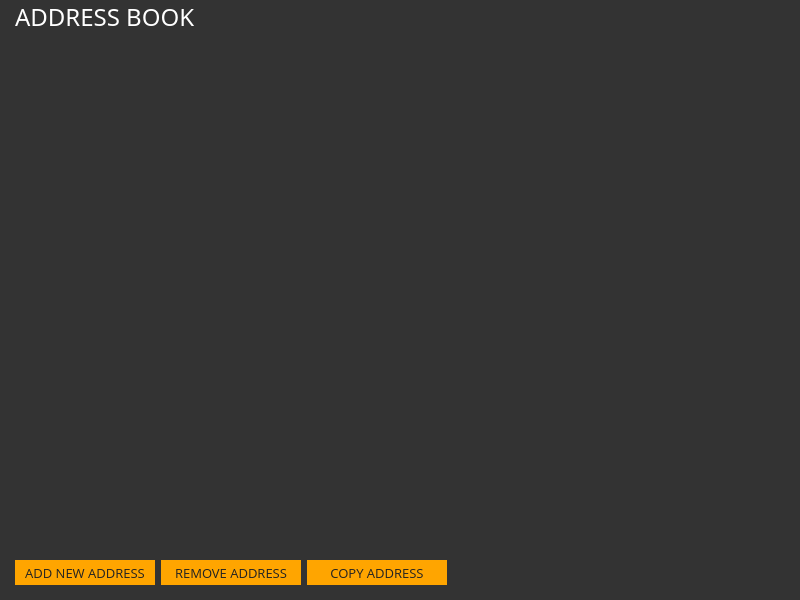
Before: the Qt Designer form src/gui/ui/addressbookframe.ui in ConcealNetwork/conceal-desktop, drawn with Qt 5.
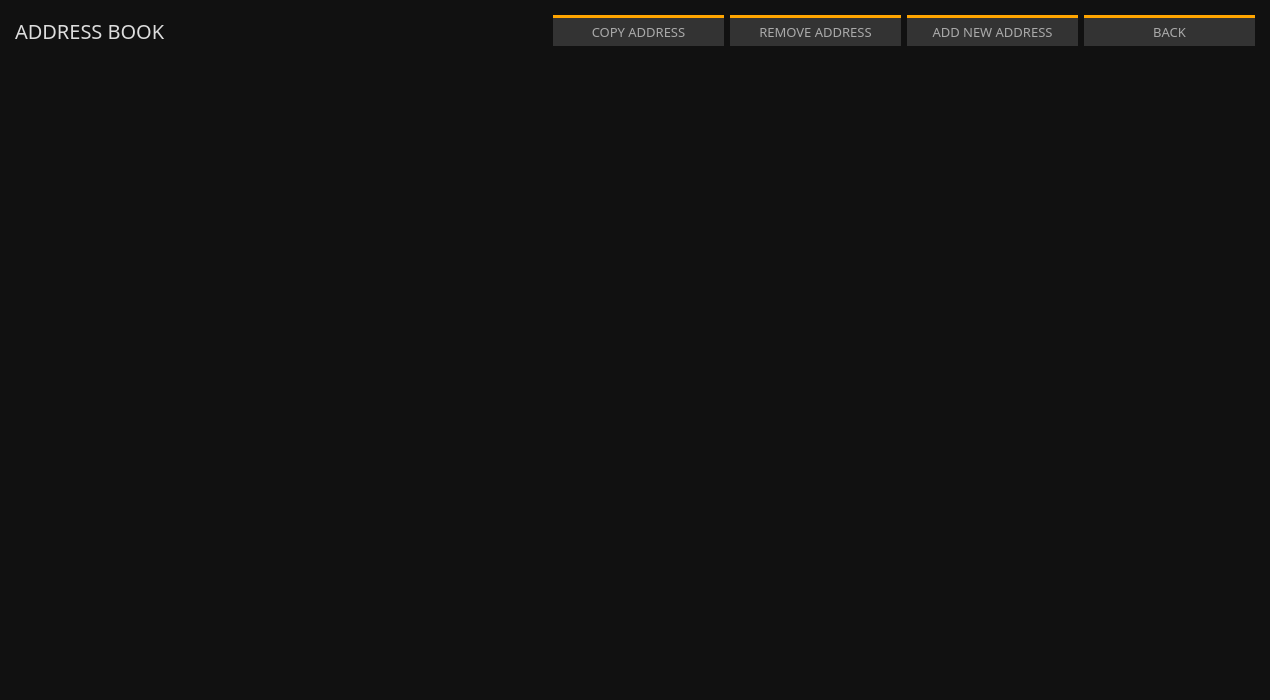
After: the same form once the commit is applied.

The edit to the form file:
```diff
--- a/src/gui/ui/addressbookframe.ui
+++ b/src/gui/ui/addressbookframe.ui
@@ -6,14 +6,20 @@
    <rect>
     <x>0</x>
     <y>0</y>
-    <width>800</width>
-    <height>600</height>
+    <width>1270</width>
+    <height>700</height>
    </rect>
   </property>
+  <property name="sizePolicy">
+   <sizepolicy hsizetype="Preferred" vsizetype="Preferred">
+    <horstretch>0</horstretch>
+    <verstretch>0</verstretch>
+   </sizepolicy>
+  </property>
   <property name="minimumSize">
    <size>
-    <width>800</width>
-    <height>600</height>
+    <width>1270</width>
+    <height>700</height>
    </size>
   </property>
   <property name="maximumSize">
@@ -24,7 +30,7 @@
   </property>
   <property name="font">
    <font>
-    <family>Open Sans</family>
+    <family>Poppins</family>
     <pointsize>9</pointsize>
    </font>
   </property>
@@ -32,9 +38,9 @@
    <string>Frame</string>
   </property>
   <property name="styleSheet">
-   <string notr="true">color: #e5e5e5;
+   <string notr="true">color: #aaa;
 border: 0px;
-background-color: #333;</string>
+background-color: #111;</string>
   </property>
   <property name="frameShape">
    <enum>QFrame::NoFrame</enum>
@@ -47,7 +53,7 @@
     <number>15</number>
    </property>
    <property name="topMargin">
-    <number>0</number>
+    <number>5</number>
    </property>
    <property name="rightMargin">
     <number>15</number>
@@ -56,40 +62,183 @@
     <number>15</number>
    </property>
    <item>
-    <widget class="QLabel" name="label">
-     <property name="font">
-      <font>
-       <family>Oswald</family>
-       <pointsize>18</pointsize>
-      </font>
+    <layout class="QHBoxLayout" name="horizontalLayout_2">
+     <property name="topMargin">
+      <number>10</number>
      </property>
-     <property name="styleSheet">
-      <string notr="true">color: white;</string>
+     <property name="bottomMargin">
+      <number>10</number>
      </property>
-     <property name="text">
-      <string>ADDRESS BOOK</string>
-     </property>
-    </widget>
+     <item>
+      <widget class="QLabel" name="label">
+       <property name="font">
+        <font>
+         <family>Poppins</family>
+         <pointsize>-1</pointsize>
+        </font>
+       </property>
+       <property name="styleSheet">
+        <string notr="true">color: #ddd; 
+font-size: 20px;
+font-family: Poppins;</string>
+       </property>
+       <property name="text">
+        <string>ADDRESS BOOK</string>
+       </property>
+      </widget>
+     </item>
+     <item>
+      <widget class="QPushButton" name="m_copyAddressButton">
+       <property name="enabled">
+        <bool>false</bool>
+       </property>
+       <property name="minimumSize">
+        <size>
+         <width>171</width>
+         <height>31</height>
+        </size>
+       </property>
+       <property name="maximumSize">
+        <size>
+         <width>171</width>
+         <height>31</height>
+        </size>
+       </property>
+       <property name="font">
+        <font>
+         <family>Poppins</family>
+         <pointsize>-1</pointsize>
+        </font>
+       </property>
+       <property name="styleSheet">
+        <string notr="true">color: #aaa; 
+background-color: #333; 
+border-top: 3px solid orange; 
+font-size: 13px;
+font-family: Poppins;</string>
+       </property>
+       <property name="text">
+        <string>COPY ADDRESS</string>
+       </property>
+      </widget>
+     </item>
+     <item>
+      <widget class="QPushButton" name="m_deleteAddressButton">
+       <property name="enabled">
+        <bool>false</bool>
+       </property>
+       <property name="minimumSize">
+        <size>
+         <width>171</width>
+         <height>31</height>
+        </size>
+       </property>
+       <property name="maximumSize">
+        <size>
+         <width>171</width>
+         <height>31</height>
+        </size>
+       </property>
+       <property name="font">
+        <font>
+         <family>Poppins</family>
+         <pointsize>-1</pointsize>
+        </font>
+       </property>
+       <property name="styleSheet">
+        <string notr="true">color: #aaa; 
+background-color: #333; 
+border-top: 3px solid orange; 
+font-size: 13px;
+font-family: Poppins;</string>
+       </property>
+       <property name="text">
+        <string>REMOVE ADDRESS</string>
+       </property>
+      </widget>
+     </item>
+     <item>
+      <widget class="QPushButton" name="m_addAddressButton">
+       <property name="minimumSize">
+        <size>
+         <width>171</width>
+         <height>31</height>
+        </size>
+       </property>
+       <property name="maximumSize">
+        <size>
+         <width>171</width>
+         <height>31</height>
+        </size>
+       </property>
+       <property name="font">
+        <font>
+         <family>Poppins</family>
+         <pointsize>-1</pointsize>
+        </font>
+       </property>
+       <property name="styleSheet">
+        <string notr="true">color: #aaa; 
+background-color: #333; 
+border-top: 3px solid orange; 
+font-size: 13px;
+font-family: Poppins;</string>
+       </property>
+       <property name="text">
+        <string>ADD NEW ADDRESS</string>
+       </property>
+      </widget>
+     </item>
+     <item>
+      <widget class="QPushButton" name="m_backButton">
+       <property name="maximumSize">
+        <size>
+         <width>171</width>
+         <height>31</height>
+        </size>
+       </property>
+       <property name="font">
+        <font>
+         <family>Poppins</family>
+         <pointsize>-1</pointsize>
+        </font>
+       </property>
+       <property name="styleSheet">
+        <string notr="true">color: #aaa; 
+background-color: #333; 
+border-top: 3px solid orange; 
+font-size: 13px;
+font-family: Poppins;</string>
+       </property>
+       <property name="text">
+        <string>BACK</string>
+       </property>
+      </widget>
+     </item>
+    </layout>
    </item>
    <item>
     <widget class="QTreeView" name="m_addressBookView">
      <property name="minimumSize">
       <size>
-       <width>760</width>
-       <height>300</height>
+       <width>1270</width>
+       <height>550</height>
       </size>
      </property>
      <property name="font">
       <font>
-       <family>Open Sans</family>
-       <pointsize>9</pointsize>
+       <family>Poppins</family>
+       <pointsize>10</pointsize>
       </font>
      </property>
      <property name="styleSheet">
       <string notr="true">QHeaderView::section {
-background-color: #555; color: #ffff;
-    font: 13px;
+background-color: #222; 
+   color: #aaa;
+font-family: Poppins;
+    font-size: 12px;
     border: 0px solid white;
+border-bottom: 1px solid orange;
    height: 30px;
 
 }
@@ -97,11 +246,21 @@
 QTreeView::item
 {
     font: 10px;
-    color: #ddd;
+    color: #999;
     height: 30px;
+}
 
+QTreeView::branch:selected {
+  background-color: orange;
+  color: black;
+}
 
-}</string>
+QWidget:item:selected {
+  background-color: #111;
+  color: #999;
+}
+
+</string>
      </property>
      <property name="frameShape">
       <enum>QFrame::NoFrame</enum>
@@ -136,113 +295,6 @@
      </property>
     </spacer>
    </item>
-   <item>
-    <layout class="QHBoxLayout" name="horizontalLayout">
-     <item>
-      <widget class="QPushButton" name="m_addAddressButton">
-       <property name="minimumSize">
-        <size>
-         <width>140</width>
-         <height>25</height>
-        </size>
-       </property>
-       <property name="maximumSize">
-        <size>
-         <width>16777215</width>
-         <height>25</height>
-        </size>
-       </property>
-       <property name="font">
-        <font>
-         <family>Open Sans</family>
-         <pointsize>10</pointsize>
-        </font>
-       </property>
-       <property name="styleSheet">
-        <string notr="true">color: #222; border-radius: 0px; border: 0px solid; background-color: orange;</string>
-       </property>
-       <property name="text">
-        <string>ADD NEW ADDRESS</string>
-       </property>
-      </widget>
-     </item>
-     <item>
-      <widget class="QPushButton" name="m_deleteAddressButton">
-       <property name="enabled">
-        <bool>false</bool>
-       </property>
-       <property name="minimumSize">
-        <size>
-         <width>140</width>
-         <height>25</height>
-        </size>
-       </property>
-       <property name="maximumSize">
-        <size>
-         <width>16777215</width>
-         <height>25</height>
-        </size>
-       </property>
-       <property name="font">
-        <font>
-         <family>Open Sans</family>
-         <pointsize>10</pointsize>
-        </font>
-       </property>
-       <property name="styleSheet">
-        <string notr="true">color: #222; border-radius: 0px; border: 0px solid; background-color: orange;</string>
-       </property>
-       <property name="text">
-        <string>REMOVE ADDRESS</string>
-       </property>
-      </widget>
-     </item>
-     <item>
-      <widget class="QPushButton" name="m_copyAddressButton">
-       <property name="enabled">
-        <bool>false</bool>
-       </property>
-       <property name="minimumSize">
-        <size>
-         <width>140</width>
-         <height>25</height>
-        </size>
-       </property>
-       <property name="maximumSize">
-        <size>
-         <width>16777215</width>
-         <height>25</height>
-        </size>
-       </property>
-       <property name="font">
-        <font>
-         <family>Open Sans</family>
-         <pointsize>10</pointsize>
-        </font>
-       </property>
-       <property name="styleSheet">
-        <string notr="true">color: #222; border-radius: 0px; border: 0px solid; background-color: orange;</string>
-       </property>
-       <property name="text">
-        <string>COPY ADDRESS</string>
-       </property>
-      </widget>
-     </item>
-     <item>
-      <spacer name="horizontalSpacer">
-       <property name="orientation">
-        <enum>Qt::Horizontal</enum>
-       </property>
-       <property name="sizeHint" stdset="0">
-        <size>
-         <width>40</width>
-         <height>20</height>
-        </size>
-       </property>
-      </spacer>
-     </item>
-    </layout>
-   </item>
   </layout>
  </widget>
  <resources/>
```
Left out of the diff: 17 changed lines with no effect on the pictures.
